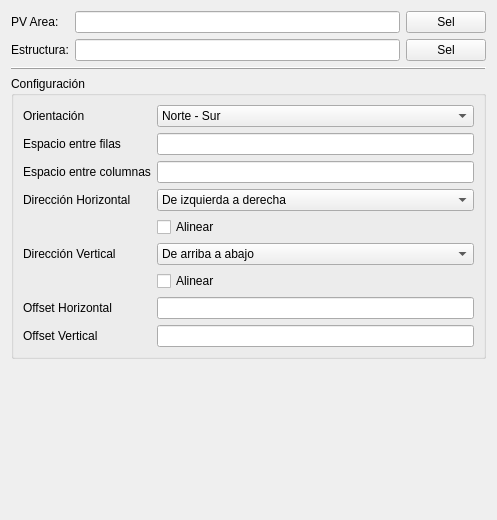
This is PVPlantPlacement.ui in JavierBrana/PVPlant as Qt 5 draws it before an edit. The edited form follows.
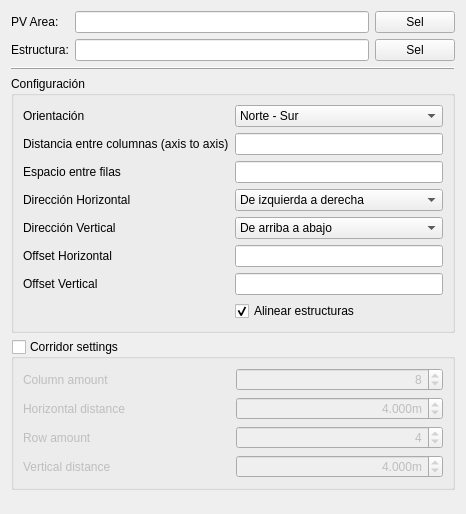
This is the edited form.

```diff
--- a/PVPlantPlacement.ui
+++ b/PVPlantPlacement.ui
@@ -6,32 +6,15 @@
    <rect>
     <x>0</x>
     <y>0</y>
-    <width>497</width>
-    <height>520</height>
+    <width>466</width>
+    <height>514</height>
    </rect>
   </property>
   <property name="windowTitle">
-   <string>Placement - Configuración</string>
+   <string>Park Settings</string>
   </property>
   <layout class="QGridLayout" name="gridLayout">
-   <item row="1" column="1">
-    <widget class="QLineEdit" name="editFrame"/>
-   </item>
-   <item row="0" column="0">
-    <widget class="QLabel" name="label">
-     <property name="text">
-      <string>PV Area:</string>
-     </property>
-    </widget>
-   </item>
-   <item row="1" column="0">
-    <widget class="QLabel" name="label_3">
-     <property name="text">
-      <string>Estructura:</string>
-     </property>
-    </widget>
-   </item>
-   <item row="4" column="1">
+   <item row="5" column="1">
     <spacer name="verticalSpacer">
      <property name="orientation">
       <enum>Qt::Vertical</enum>
@@ -44,6 +27,9 @@
      </property>
     </spacer>
    </item>
+   <item row="1" column="1">
+    <widget class="QLineEdit" name="editFrame"/>
+   </item>
    <item row="1" column="2">
     <widget class="QPushButton" name="buttonFrame">
      <property name="text">
@@ -54,6 +40,27 @@
    <item row="0" column="1">
     <widget class="QLineEdit" name="editPVArea"/>
    </item>
+   <item row="0" column="0">
+    <widget class="QLabel" name="label">
+     <property name="text">
+      <string>PV Area:</string>
+     </property>
+    </widget>
+   </item>
+   <item row="1" column="0">
+    <widget class="QLabel" name="label_3">
+     <property name="text">
+      <string>Estructura:</string>
+     </property>
+    </widget>
+   </item>
+   <item row="0" column="2">
+    <widget class="QPushButton" name="buttonPVArea">
+     <property name="text">
+      <string>Sel</string>
+     </property>
+    </widget>
+   </item>
    <item row="2" column="0" colspan="3">
     <widget class="QFrame" name="frame_2">
      <property name="frameShape">
@@ -64,44 +71,179 @@
      </property>
     </widget>
    </item>
+   <item row="4" column="0" colspan="3">
+    <widget class="QGroupBox" name="groupBox_2">
+     <property name="title">
+      <string>Corridor settings</string>
+     </property>
+     <property name="flat">
+      <bool>false</bool>
+     </property>
+     <property name="checkable">
+      <bool>true</bool>
+     </property>
+     <property name="checked">
+      <bool>false</bool>
+     </property>
+     <layout class="QGridLayout" name="gridLayout_3">
+      <item row="2" column="0">
+       <widget class="QLabel" name="label_16">
+        <property name="text">
+         <string>Row amount</string>
+        </property>
+       </widget>
+      </item>
+      <item row="3" column="0">
+       <widget class="QLabel" name="label_17">
+        <property name="text">
+         <string>Vertical distance</string>
+        </property>
+       </widget>
+      </item>
+      <item row="3" column="1">
+       <widget class="QDoubleSpinBox" name="doubleSpinBox_2">
+        <property name="alignment">
+         <set>Qt::AlignRight|Qt::AlignTrailing|Qt::AlignVCenter</set>
+        </property>
+        <property name="prefix">
+         <string/>
+        </property>
+        <property name="suffix">
+         <string>m</string>
+        </property>
+        <property name="decimals">
+         <number>3</number>
+        </property>
+        <property name="maximum">
+         <double>100.000000000000000</double>
+        </property>
+        <property name="value">
+         <double>4.000000000000000</double>
+        </property>
+       </widget>
+      </item>
+      <item row="0" column="0">
+       <widget class="QLabel" name="label_14">
+        <property name="text">
+         <string>Column amount</string>
+        </property>
+       </widget>
+      </item>
+      <item row="1" column="0">
+       <widget class="QLabel" name="label_15">
+        <property name="text">
+         <string>Horizontal distance</string>
+        </property>
+       </widget>
+      </item>
+      <item row="1" column="1">
+       <widget class="QDoubleSpinBox" name="doubleSpinBox">
+        <property name="alignment">
+         <set>Qt::AlignRight|Qt::AlignTrailing|Qt::AlignVCenter</set>
+        </property>
+        <property name="prefix">
+         <string/>
+        </property>
+        <property name="suffix">
+         <string>m</string>
+        </property>
+        <property name="decimals">
+         <number>3</number>
+        </property>
+        <property name="maximum">
+         <double>100.000000000000000</double>
+        </property>
+        <property name="value">
+         <double>4.000000000000000</double>
+        </property>
+       </widget>
+      </item>
+      <item row="2" column="1">
+       <widget class="QSpinBox" name="spinBox_2">
+        <property name="alignment">
+         <set>Qt::AlignRight|Qt::AlignTrailing|Qt::AlignVCenter</set>
+        </property>
+        <property name="value">
+         <number>4</number>
+        </property>
+       </widget>
+      </item>
+      <item row="0" column="1">
+       <widget class="QSpinBox" name="spinBox">
+        <property name="alignment">
+         <set>Qt::AlignRight|Qt::AlignTrailing|Qt::AlignVCenter</set>
+        </property>
+        <property name="value">
+         <number>8</number>
+        </property>
+       </widget>
+      </item>
+     </layout>
+    </widget>
+   </item>
    <item row="3" column="0" colspan="3">
     <widget class="QGroupBox" name="groupBox">
      <property name="title">
       <string>Configuración</string>
      </property>
      <layout class="QGridLayout" name="gridLayout_2">
-      <item row="3" column="0">
-       <widget class="QLabel" name="label_6">
-        <property name="text">
-         <string>Espacio entre columnas</string>
-        </property>
-       </widget>
-      </item>
-      <item row="4" column="0">
-       <widget class="QLabel" name="label_2">
-        <property name="text">
-         <string>Dirección Horizontal</string>
-        </property>
-       </widget>
-      </item>
-      <item row="8" column="1">
+      <item row="7" column="1" colspan="2">
        <widget class="QLineEdit" name="editOffsetHorizontal"/>
       </item>
-      <item row="5" column="1">
-       <widget class="QCheckBox" name="alignH">
-        <property name="text">
-         <string>Alinear</string>
-        </property>
-       </widget>
-      </item>
-      <item row="9" column="0">
+      <item row="8" column="0">
        <widget class="QLabel" name="label_9">
         <property name="text">
          <string>Offset Vertical</string>
         </property>
        </widget>
       </item>
-      <item row="4" column="1">
+      <item row="4" column="1" colspan="2">
+       <widget class="QLineEdit" name="editGapRows"/>
+      </item>
+      <item row="0" column="0">
+       <widget class="QLabel" name="label_4">
+        <property name="text">
+         <string>Orientación</string>
+        </property>
+       </widget>
+      </item>
+      <item row="9" column="1">
+       <widget class="QCheckBox" name="cbAlignFrames">
+        <property name="text">
+         <string>Alinear estructuras</string>
+        </property>
+        <property name="checked">
+         <bool>true</bool>
+        </property>
+       </widget>
+      </item>
+      <item row="6" column="1" colspan="2">
+       <widget class="QComboBox" name="comboDirV">
+        <item>
+         <property name="text">
+          <string>De arriba a abajo</string>
+         </property>
+        </item>
+        <item>
+         <property name="text">
+          <string>De abajo a arriba</string>
+         </property>
+        </item>
+        <item>
+         <property name="text">
+          <string>Del centro a los lados</string>
+         </property>
+        </item>
+       </widget>
+      </item>
+      <item row="4" column="0">
+       <widget class="QLabel" name="label_5">
+        <property name="text">
+         <string>Espacio entre filas</string>
+        </property>
+       </widget>
+      </item>
+      <item row="5" column="1" colspan="2">
        <widget class="QComboBox" name="comboDirH">
         <item>
          <property name="text">
@@ -120,30 +262,42 @@
         </item>
        </widget>
       </item>
-      <item row="8" column="0">
+      <item row="0" column="1" colspan="2">
+       <widget class="QComboBox" name="comboOrientation">
+        <item>
+         <property name="text">
+          <string>Norte - Sur</string>
+         </property>
+        </item>
+        <item>
+         <property name="text">
+          <string>Este - Oeste</string>
+         </property>
+        </item>
+       </widget>
+      </item>
+      <item row="5" column="0">
+       <widget class="QLabel" name="label_2">
+        <property name="text">
+         <string>Dirección Horizontal</string>
+        </property>
+       </widget>
+      </item>
+      <item row="8" column="1" colspan="2">
+       <widget class="QLineEdit" name="editOffsetVertical"/>
+      </item>
+      <item row="7" column="0">
        <widget class="QLabel" name="label_7">
         <property name="text">
          <string>Offset Horizontal</string>
         </property>
        </widget>
       </item>
-      <item row="6" column="1">
-       <widget class="QComboBox" name="comboDirV">
-        <item>
-         <property name="text">
-          <string>De arriba a abajo</string>
-         </property>
-        </item>
-        <item>
-         <property name="text">
-          <string>De abajo a arriba</string>
-         </property>
-        </item>
-        <item>
-         <property name="text">
-          <string>Del centro a los lados</string>
-         </property>
-        </item>
+      <item row="3" column="0">
+       <widget class="QLabel" name="label_6">
+        <property name="text">
+         <string>Distancia entre columnas (axis to axis)</string>
+        </property>
        </widget>
       </item>
       <item row="6" column="0">
@@ -153,60 +307,12 @@
         </property>
        </widget>
       </item>
-      <item row="3" column="1">
+      <item row="3" column="1" colspan="2">
        <widget class="QLineEdit" name="editGapCols"/>
       </item>
-      <item row="2" column="1">
-       <widget class="QLineEdit" name="editGapRows"/>
-      </item>
-      <item row="9" column="1">
-       <widget class="QLineEdit" name="editOffsetVertical"/>
-      </item>
-      <item row="7" column="1">
-       <widget class="QCheckBox" name="alignV">
-        <property name="text">
-         <string>Alinear</string>
-        </property>
-       </widget>
-      </item>
-      <item row="2" column="0">
-       <widget class="QLabel" name="label_5">
-        <property name="text">
-         <string>Espacio entre filas</string>
-        </property>
-       </widget>
-      </item>
-      <item row="0" column="1">
-       <widget class="QComboBox" name="comboOrientation">
-        <item>
-         <property name="text">
-          <string>Norte - Sur</string>
-         </property>
-        </item>
-        <item>
-         <property name="text">
-          <string>Este - Oeste</string>
-         </property>
-        </item>
-       </widget>
-      </item>
-      <item row="0" column="0">
-       <widget class="QLabel" name="label_4">
-        <property name="text">
-         <string>Orientación</string>
-        </property>
-       </widget>
-      </item>
      </layout>
     </widget>
    </item>
-   <item row="0" column="2">
-    <widget class="QPushButton" name="buttonPVArea">
-     <property name="text">
-      <string>Sel</string>
-     </property>
-    </widget>
-   </item>
   </layout>
  </widget>
  <resources/>
```
Left out of the diff: 19 changed lines with no effect on the pictures.
